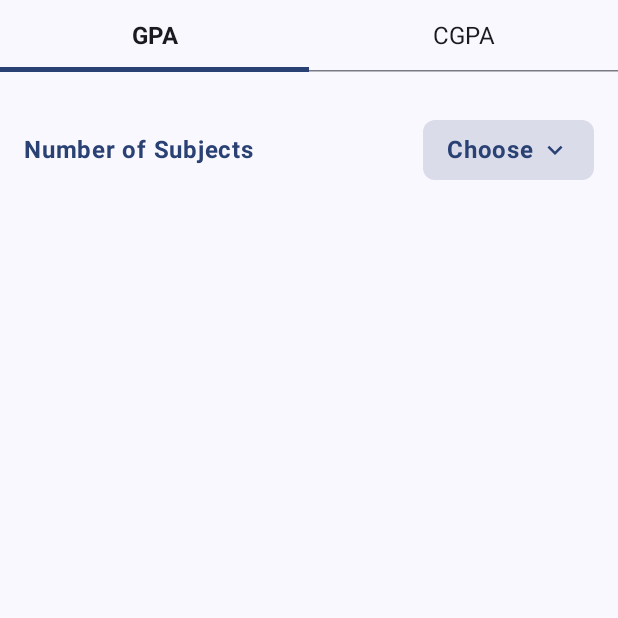
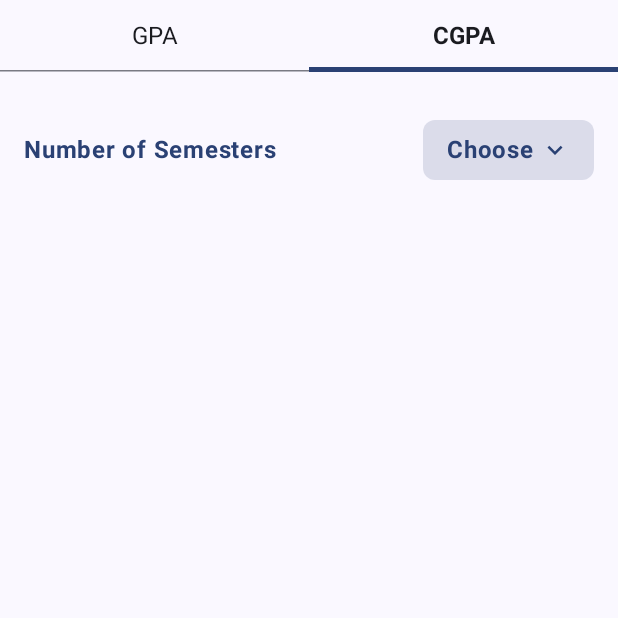
Before and after one commit to SFrehman/Resultify, an Android app built with Jetpack Compose: the composable CalculatorTabScreen called with empty values, tab 2 chosen, on a phone screen of 412 x 824 dp, the top half of it. Run offline under Robolectric (Android 15) with nearby library versions, the phone set to English and light mode, and no system bars; libraries missing offline, so code that uses them is left out: androidx.lifecycle.viewmodel.

Commit message:
feat: implement swipeable tabs in main screen
Added HorizontalPager to the main navigation tabs to enable swiping between GPA and CGPA calculation screens. Also updated documentation for API key configuration.

```diff
--- a/app/src/main/java/com/example/MainActivity.kt
+++ b/app/src/main/java/com/example/MainActivity.kt
@@ -95,6 +95,9 @@ import androidx.compose.material3.TextField
 import androidx.compose.material3.TextFieldDefaults
 import androidx.compose.material3.darkColorScheme
 import androidx.compose.material3.lightColorScheme
+import androidx.compose.foundation.pager.HorizontalPager
+import androidx.compose.foundation.pager.rememberPagerState
+import androidx.compose.runtime.LaunchedEffect
 import androidx.compose.runtime.Composable
 import androidx.compose.runtime.collectAsState
 import androidx.compose.runtime.getValue
@@ -349,38 +352,59 @@ fun CalculatorTabScreen(
     onNavigateToGpaResult: () -> Unit,
     onNavigateToCgpaResult: () -> Unit
 ) {
+    val pagerState = rememberPagerState(initialPage = subTab, pageCount = { 2 })
+    val coroutineScope = rememberCoroutineScope()
+
+    LaunchedEffect(subTab) {
+        if (pagerState.currentPage != subTab) {
+            pagerState.animateScrollToPage(subTab)
+        }
+    }
+
+    LaunchedEffect(pagerState.currentPage) {
+        onSubTabChanged(pagerState.currentPage)
+    }
+
     Column(modifier = Modifier.fillMaxSize()) {
         TabRow(
-            selectedTabIndex = subTab,
+            selectedTabIndex = pagerState.currentPage,
             containerColor = MaterialTheme.colorScheme.surface,
             contentColor = MaterialTheme.colorScheme.onSurface,
             indicator = { tabPositions ->
                 TabRowDefaults.SecondaryIndicator(
-                    modifier = Modifier.tabIndicatorOffset(tabPositions[subTab]),
+                    modifier = Modifier.tabIndicatorOffset(tabPositions[pagerState.currentPage]),
                     color = MaterialTheme.colorScheme.primary,
                     height = 3.dp
                 )
             }
         ) {
             Tab(
-                selected = subTab == 0,
-                onClick = { onSubTabChanged(0) },
+                selected = pagerState.currentPage == 0,
+                onClick = {
+                    coroutineScope.launch {
+                        pagerState.animateScrollToPage(0)
+                    }
+                },
                 text = {
                     Text(
                         "GPA",
-                        fontWeight = if (subTab == 0) FontWeight.Bold else FontWeight.Normal,
+                        fontWeight = if (pagerState.currentPage == 0) FontWeight.Bold else FontWeight.Normal,
                         fontSize = 16.sp
                     )
                 },
                 modifier = Modifier.testTag("gpa_sub_tab")
             )
             Tab(
-                selected = subTab == 1,
-                onClick = { onSubTabChanged(1) },
+                selected = pagerState.currentPage == 1,
+                onClick = {
+                    coroutineScope.launch {
+                        pagerState.animateScrollToPage(1)
+                    }
+                },
                 text = {
                     Text(
                         "CGPA",
-                        fontWeight = if (subTab == 1) FontWeight.Bold else FontWeight.Normal,
+                        fontWeight = if (pagerState.currentPage == 1) FontWeight.Bold else FontWeight.Normal,
                         fontSize = 16.sp
                     )
                 },
@@ -388,10 +412,15 @@ fun CalculatorTabScreen(
             )
         }
 
-        if (subTab == 0) {
+        HorizontalPager(
+            state = pagerState,
+            modifier = Modifier.fillMaxSize()
+        ) { page ->
+            if (page == 0) {
                 GpaCalculatorScreen(viewModel, onNavigateToGpaResult)
             } else {
                 CgpaCalculatorScreen(viewModel, onNavigateToCgpaResult)
+            }
         }
     }
 }
@@ -858,39 +887,65 @@ fun RecordsTabScreen(
     onEditGpa: (GpaRecord) -> Unit,
     onEditCgpa: (CgpaRecord) -> Unit
 ) {
-    var recordsSubTab by remember { mutableIntStateOf(0) } // 0 = GPA, 1 = CGPA
+    val pagerState = rememberPagerState(initialPage = 0, pageCount = { 2 })
+    val coroutineScope = rememberCoroutineScope()
 
     Column(modifier = Modifier.fillMaxSize()) {
         TabRow(
-            selectedTabIndex = recordsSubTab,
+            selectedTabIndex = pagerState.currentPage,
             containerColor = MaterialTheme.colorScheme.surface,
             contentColor = MaterialTheme.colorScheme.onSurface,
             indicator = { tabPositions ->
                 TabRowDefaults.SecondaryIndicator(
-                    modifier = Modifier.tabIndicatorOffset(tabPositions[recordsSubTab]),
+                    modifier = Modifier.tabIndicatorOffset(tabPositions[pagerState.currentPage]),
                     color = MaterialTheme.colorScheme.primary,
                     height = 3.dp
                 )
             }
         ) {
             Tab(
-                selected = recordsSubTab == 0,
-                onClick = { recordsSubTab = 0 },
-                text = { Text("GPA Records", fontWeight = FontWeight.Bold, fontSize = 15.sp) },
+                selected = pagerState.currentPage == 0,
+                onClick = {
+                    coroutineScope.launch {
+                        pagerState.animateScrollToPage(0)
+                    }
+                },
+                text = {
+                    Text(
+                        "GPA Records",
+                        fontWeight = if (pagerState.currentPage == 0) FontWeight.Bold else FontWeight.Normal,
+                        fontSize = 15.sp
+                    )
+                },
                 modifier = Modifier.testTag("gpa_records_tab")
             )
             Tab(
-                selected = recordsSubTab == 1,
-                onClick = { recordsSubTab = 1 },
-                text = { Text("CGPA Records", fontWeight = FontWeight.Bold, fontSize = 15.sp) },
+                selected = pagerState.currentPage == 1,
+                onClick = {
+                    coroutineScope.launch {
+                        pagerState.animateScrollToPage(1)
+                    }
+                },
+                text = {
+                    Text(
+                        "CGPA Records",
+                        fontWeight = if (pagerState.currentPage == 1) FontWeight.Bold else FontWeight.Normal,
+                        fontSize = 15.sp
+                    )
+                },
                 modifier = Modifier.testTag("cgpa_records_tab")
             )
         }
 
-        if (recordsSubTab == 0) {
+        HorizontalPager(
+            state = pagerState,
+            modifier = Modifier.fillMaxSize()
+        ) { page ->
+            if (page == 0) {
                 GpaRecordsList(viewModel, onEditGpa)
             } else {
                 CgpaRecordsList(viewModel, onEditCgpa)
+            }
         }
     }
 }
```
Also changed, not shown: 1 other file. Lines whose indentation alone changed are shown as unchanged.
